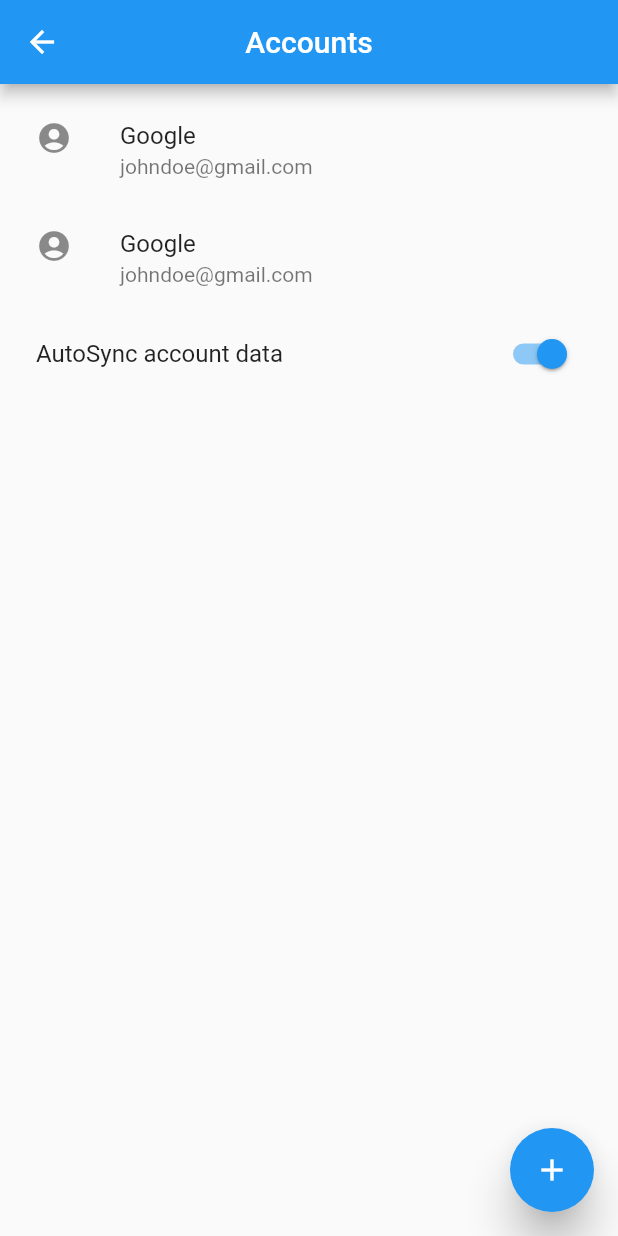
After one commit to kwe-k-u/settings, a Flutter app: the screen it shows after launch, after a tap on "Accounts", on a phone screen of 412 x 824 dp. The commit adds this screen. Run offline on Flutter 3.47's test engine with Material 2 defaults, Android fonts, the phone set to English and light mode, and no system bars.

Commit message:
Added basic accounts ui

```diff
--- /dev/null
+++ b/lib/UI/AccountsPage.dart
@@ -0,0 +1,70 @@
+import 'package:flutter/material.dart';
+
+class AccountsPage extends StatefulWidget {
+  @override
+  _AccountsPageState createState() => _AccountsPageState();
+}
+
+class _AccountsPageState extends State<AccountsPage> {
+  @override
+  Widget build(BuildContext context) {
+    return MaterialApp(
+      home: Scaffold(
+
+        appBar: AppBar(
+          title: Text("Accounts"),
+          centerTitle: true,
+          leading: BackButton(
+            onPressed: (){
+              Navigator.pop(context);
+            },
+          ),
+        ),
+
+
+        floatingActionButton: FloatingActionButton(
+          elevation: 12.0,
+          child: Icon(Icons.add),
+          onPressed: (){
+
+          },
+        ),
+
+
+        body: Container(
+          padding: EdgeInsets.all(8.0),
+          child: ListView(
+            children: [
+
+
+
+              ListTile(
+                leading: Icon(Icons.account_circle_rounded),
+                title: Text("Google"),
+                subtitle: Text("johndoe@gmail.com"),
+              ),
+
+
+              ListTile(
+                leading: Icon(Icons.account_circle_rounded),
+                title: Text("Google"),
+                subtitle: Text("johndoe@gmail.com"),
+              ),
+
+
+              SwitchListTile(
+                value: true,
+                onChanged: (value){
+
+                },
+                title: Text("AutoSync account data"),
+              ),
+
+
+            ],
+          ),
+        ),
+      ),
+    );
+  }
+}
--- a/lib/UI/HomePage.dart
+++ b/lib/UI/HomePage.dart
@@ -1,4 +1,5 @@
 import 'package:flutter/material.dart';
+import 'package:settings/UI/AccountsPage.dart';
 
 
 class HomePage extends StatefulWidget {
@@ -16,6 +17,7 @@ class _HomePageState extends State<HomePage> {
           title: Text("SETTINGS"),
           centerTitle: true,
         ),
+
         body: Container(
           padding: EdgeInsets.all(12.0),
           child: ListView(
@@ -41,6 +43,12 @@ class _HomePageState extends State<HomePage> {
               ListTile(
                 leading: Icon(Icons.account_circle_rounded),
                 title: Text("Accounts"),
+                onTap: (){
+                  Navigator.push(context, MaterialPageRoute(
+                      builder: (context)=> AccountsPage()
+                  )
+                  );
+                },
               ),
 
               ListTile(
```
